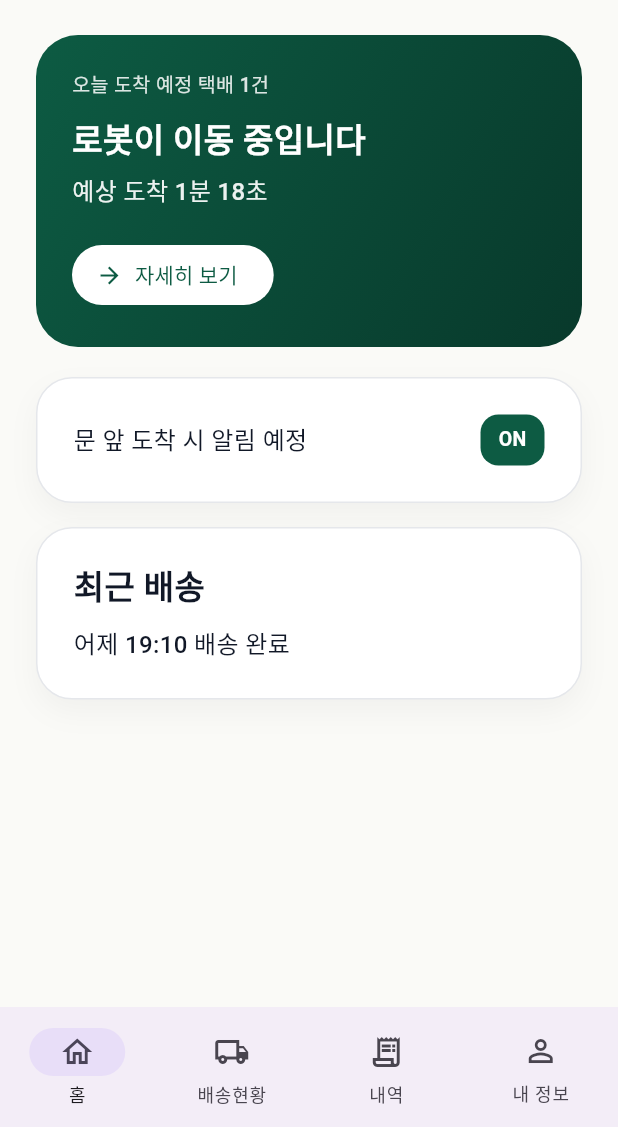
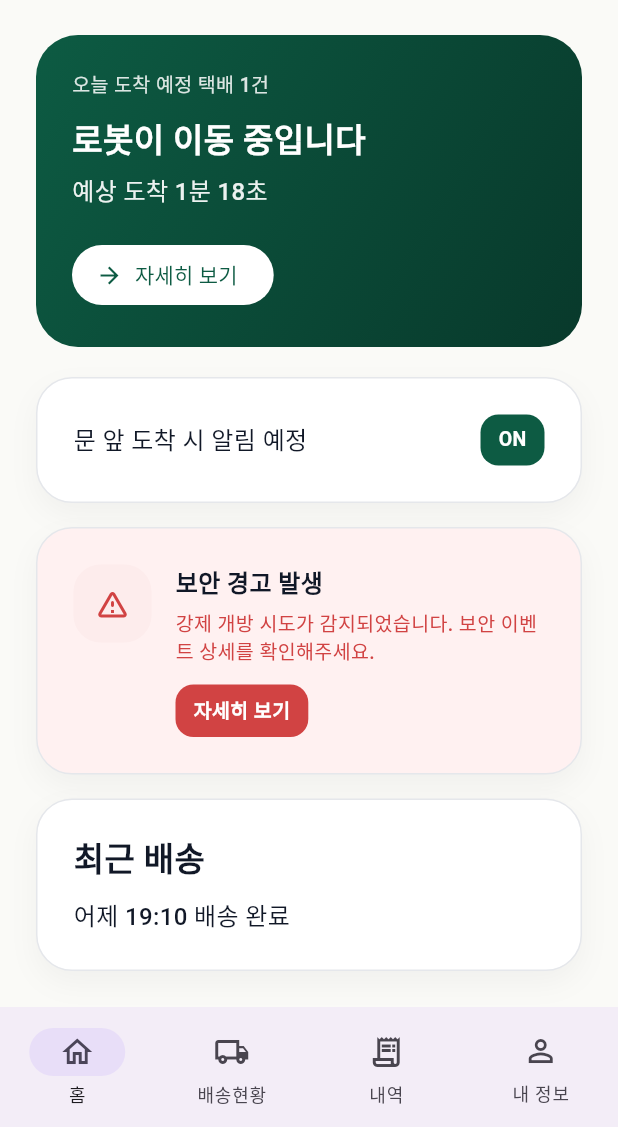
Before and after one commit to B-Dandelion/capstone-frontend, a Flutter app: the HomeScreen screen opened directly, on a phone screen of 412 x 824 dp, the part 109-1236 px from its top. Run offline on Flutter 3.47's test engine with Material 3 defaults, Android fonts, the light colour scheme and no system bars.

Commit message:
feat: complete v1 delivery ui and security alert flow

```diff
--- a/lib/apps/resident/resident_app.dart
+++ b/lib/apps/resident/resident_app.dart
@@ -5,6 +5,8 @@ import 'package:capstone_frontend/apps/resident/screens/home_screen.dart';
 import 'package:capstone_frontend/apps/resident/screens/profile_screen.dart';
 import 'package:capstone_frontend/apps/resident/screens/tracking_screen.dart';
 import 'package:capstone_frontend/core/theme/app_theme.dart';
+import 'package:capstone_frontend/apps/resident/screens/security_alert_screen.dart';
+import 'package:capstone_frontend/apps/resident/screens/security_history_screen.dart';
 
 class ResidentApp extends StatelessWidget {
   const ResidentApp({super.key});
@@ -21,6 +23,8 @@ class ResidentApp extends StatelessWidget {
         '/history': (_) => const HistoryScreen(),
         '/profile': (_) => const ProfileScreen(),
         '/arrived': (_) => const ArrivedScreen(),
+        '/security-alert': (_) => const SecurityAlertScreen(),
+        '/security-history': (_) => const SecurityHistoryScreen(),
       },
     );
   }
--- a/lib/apps/resident/screens/home_screen.dart
+++ b/lib/apps/resident/screens/home_screen.dart
@@ -5,6 +5,8 @@ import 'package:capstone_frontend/core/theme/app_text_styles.dart';
 import 'package:capstone_frontend/core/widgets/hero_status_card.dart';
 import 'package:capstone_frontend/core/widgets/info_card.dart';
 import 'package:capstone_frontend/core/widgets/status_chip.dart';
+import 'package:capstone_frontend/core/models/security_alert.dart';
+import 'package:capstone_frontend/core/widgets/security_status_card.dart';
 
 class HomeScreen extends StatelessWidget {
   const HomeScreen({super.key});
@@ -51,7 +53,7 @@ class HomeScreen extends StatelessWidget {
               onTap: () => Navigator.of(context).pushNamed('/tracking'),
             ),
             const SizedBox(height: AppSpacing.xl),
-            InfoCard(
+            const InfoCard(
               child: Row(
                 children: const [
                   Expanded(
@@ -63,6 +65,16 @@ class HomeScreen extends StatelessWidget {
                   ),
                 ],
               ),
+            ),
+            const SizedBox(height: AppSpacing.lg),
+            SecurityStatusCard(
+              level: SecurityAlertLevel.warning,
+              title: '보안 경고 발생',
+              subtitle: '강제 개방 시도가 감지되었습니다. 보안 이벤트 상세를 확인해주세요.',
+              buttonLabel: '자세히 보기',
+              onTap: () {
+                Navigator.of(context).pushNamed('/security-alert');
+              },
             ),
             const SizedBox(height: AppSpacing.lg),
             const InfoCard(
--- a/lib/apps/resident/screens/tracking_screen.dart
+++ b/lib/apps/resident/screens/tracking_screen.dart
@@ -6,6 +6,8 @@ import 'package:capstone_frontend/core/theme/app_text_styles.dart';
 import 'package:capstone_frontend/core/widgets/info_card.dart';
 import 'package:capstone_frontend/core/widgets/progress_timeline.dart';
 import 'package:capstone_frontend/core/widgets/status_chip.dart';
+import 'package:capstone_frontend/core/models/security_alert.dart';
+import 'package:capstone_frontend/core/widgets/security_status_card.dart';
 
 class TrackingScreen extends StatelessWidget {
   const TrackingScreen({super.key});
@@ -57,7 +59,7 @@ class TrackingScreen extends StatelessWidget {
         children: [
           const Text('현재 문 앞 배송이 진행 중입니다', style: AppTextStyles.body),
           const SizedBox(height: AppSpacing.xl),
-          InfoCard(
+          const InfoCard(
             child: Column(
               crossAxisAlignment: CrossAxisAlignment.start,
               children: const [
@@ -94,6 +96,16 @@ class TrackingScreen extends StatelessWidget {
             ),
           ),
           const SizedBox(height: AppSpacing.xl),
+          SecurityStatusCard(
+            level: SecurityAlertLevel.warning,
+            title: '배송 중 보안 경고',
+            subtitle: '적재함 강제 개방 시도가 감지되었습니다.',
+            buttonLabel: '보안 경고 확인',
+            onTap: () {
+              Navigator.of(context).pushNamed('/security-alert');
+            },
+          ),
+          const SizedBox(height: AppSpacing.xl),
           FilledButton(
             onPressed: () => Navigator.of(context).pushNamed('/arrived'),
             child: const Text('완료 화면 미리보기'),
--- /dev/null
+++ b/lib/core/models/security_alert.dart
@@ -0,0 +1,55 @@
+enum SecurityAlertLevel {
+  normal,
+  warning,
+  resolved,
+}
+
+enum SecurityEventType {
+  forcedOpenAttempt,
+  doorOpenedUnexpectedly,
+  shockDetected,
+}
+
+extension SecurityAlertLevelX on SecurityAlertLevel {
+  String get label {
+    switch (this) {
+      case SecurityAlertLevel.normal:
+        return '정상';
+      case SecurityAlertLevel.warning:
+        return '경고';
+      case SecurityAlertLevel.resolved:
+        return '정상 복귀';
+    }
+  }
+}
+
+extension SecurityEventTypeX on SecurityEventType {
+  String get label {
+    switch (this) {
+      case SecurityEventType.forcedOpenAttempt:
+        return '강제 개방 시도';
+      case SecurityEventType.doorOpenedUnexpectedly:
+        return '비정상 문 열림';
+      case SecurityEventType.shockDetected:
+        return '충격 감지';
+    }
+  }
+}
+
+class SecurityAlertItem {
+  final SecurityAlertLevel level;
+  final SecurityEventType type;
+  final String time;
+  final String robotId;
+  final String location;
+  final String description;
+
+  const SecurityAlertItem({
+    required this.level,
+    required this.type,
+    required this.time,
+    required this.robotId,
+    required this.location,
+    required this.description,
+  });
+}
--- /dev/null
+++ b/lib/core/widgets/security_status_card.dart
@@ -0,0 +1,135 @@
+import 'package:flutter/material.dart';
+import 'package:capstone_frontend/core/models/security_alert.dart';
+import 'package:capstone_frontend/core/theme/app_colors.dart';
+import 'package:capstone_frontend/core/theme/app_radius.dart';
+import 'package:capstone_frontend/core/theme/app_spacing.dart';
+import 'package:capstone_frontend/core/theme/app_text_styles.dart';
+import 'package:capstone_frontend/core/widgets/info_card.dart';
+
+class SecurityStatusCard extends StatelessWidget {
+  final SecurityAlertLevel level;
+  final String title;
+  final String subtitle;
+  final String buttonLabel;
+  final VoidCallback onTap;
+
+  const SecurityStatusCard({
+    super.key,
+    required this.level,
+    required this.title,
+    required this.subtitle,
+    required this.buttonLabel,
+    required this.onTap,
+  });
+
+  @override
+  Widget build(BuildContext context) {
+    final style = _style(level);
+
+    return Material(
+      color: Colors.transparent,
+      child: InkWell(
+        borderRadius: BorderRadius.circular(AppRadius.lg),
+        onTap: onTap,
+        child: InfoCard(
+          backgroundColor: style.bg,
+          child: Row(
+            crossAxisAlignment: CrossAxisAlignment.start,
+            children: [
+              Container(
+                width: 52,
+                height: 52,
+                decoration: BoxDecoration(
+                  color: style.iconBg,
+                  borderRadius: BorderRadius.circular(AppRadius.md),
+                ),
+                child: Icon(style.icon, color: style.iconFg),
+              ),
+              const SizedBox(width: AppSpacing.lg),
+              Expanded(
+                child: Column(
+                  crossAxisAlignment: CrossAxisAlignment.start,
+                  children: [
+                    Text(title, style: AppTextStyles.body.copyWith(fontWeight: FontWeight.w700)),
+                    const SizedBox(height: 6),
+                    Text(subtitle, style: AppTextStyles.sub.copyWith(color: style.textSub)),
+                    const SizedBox(height: AppSpacing.md),
+                    Container(
+                      padding: const EdgeInsets.symmetric(horizontal: 12, vertical: 8),
+                      decoration: BoxDecoration(
+                        color: style.chipBg,
+                        borderRadius: BorderRadius.circular(AppRadius.sm),
+                      ),
+                      child: Text(
+                        buttonLabel,
+                        style: AppTextStyles.sub.copyWith(
+                          color: style.chipFg,
+                          fontWeight: FontWeight.w700,
+                        ),
+                      ),
+                    ),
+                  ],
+                ),
+              ),
+            ],
+          ),
+        ),
+      ),
+    );
+  }
+
+  _SecurityCardStyle _style(SecurityAlertLevel level) {
+    switch (level) {
+      case SecurityAlertLevel.normal:
+        return const _SecurityCardStyle(
+          bg: Color(0xFFF3FBF7),
+          iconBg: AppColors.mintSoft,
+          iconFg: AppColors.deepGreen,
+          chipBg: Color(0xFFE8F3EF),
+          chipFg: AppColors.deepGreen,
+          textSub: AppColors.textSub,
+          icon: Icons.shield_outlined,
+        );
+      case SecurityAlertLevel.warning:
+        return const _SecurityCardStyle(
+          bg: Color(0xFFFFF1F1),
+          iconBg: Color(0xFFFDECEC),
+          iconFg: AppColors.error,
+          chipBg: AppColors.error,
+          chipFg: AppColors.textOnDark,
+          textSub: AppColors.error,
+          icon: Icons.warning_amber_rounded,
+        );
+      case SecurityAlertLevel.resolved:
+        return const _SecurityCardStyle(
+          bg: Color(0xFFF5FAF7),
+          iconBg: Color(0xFFE8F3EF),
+          iconFg: AppColors.success,
+          chipBg: Color(0xFFE8F3EF),
+          chipFg: AppColors.success,
+          textSub: AppColors.textSub,
+          icon: Icons.verified_outlined,
+        );
+    }
+  }
+}
+
+class _SecurityCardStyle {
+  final Color bg;
+  final Color iconBg;
+  final Color iconFg;
+  final Color chipBg;
+  final Color chipFg;
+  final Color textSub;
+  final IconData icon;
+
+  const _SecurityCardStyle({
+    required this.bg,
+    required this.iconBg,
+    required this.iconFg,
+    required this.chipBg,
+    required this.chipFg,
+    required this.textSub,
+    required this.icon,
+  });
+}
```
Also changed, not shown: lib/apps/courier/screens/live_mission_screen.dart (+16 -0 lines), lib/apps/resident/screens/security_alert_screen.dart (added, +129 -0 lines), lib/apps/resident/screens/security_history_screen.dart (added, +177 -0 lines).
